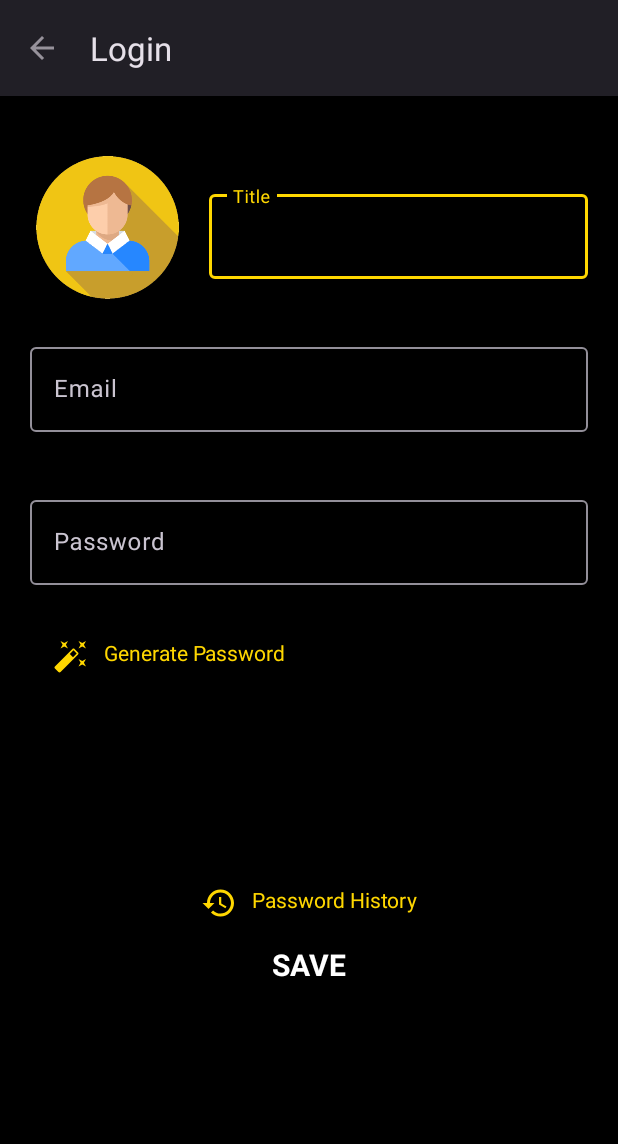
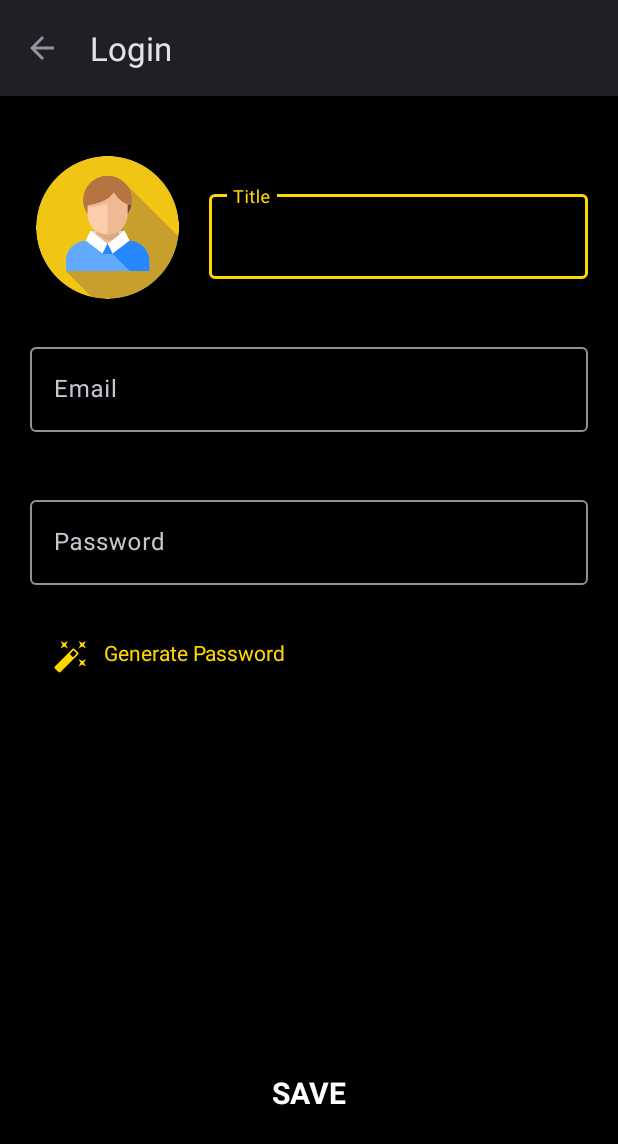
Before and after one commit to AbdelTriX/PasswordManager, an Android app: the New_Item_Activity screen opened directly, with no data from a screen before it, after a tap on "Login", on a phone screen of 412 x 824 dp. Shown: the top 1144 px of the screen. Run offline under Robolectric (Android 15) with nearby library versions, the phone set to English and light mode, and no system bars; Roboto replaces fonts that are not available here.

Commit message:
Database bug fixed + Change location History Password.

```diff
--- a/app/src/main/AndroidManifest.xml
+++ b/app/src/main/AndroidManifest.xml
@@ -13,6 +13,7 @@
         tools:targetApi="31">
         <activity
             android:name=".SQLiteDatabase.HistoryPassword.History_Password"
+            android:parentActivityName=".New_Item_Activity"
             android:exported="false" />
         <activity
             android:name=".SQLiteDatabase.Updates.NoteUpdate"
--- a/app/src/main/java/com/example/passwordmanager/New_Item_Activity.java
+++ b/app/src/main/java/com/example/passwordmanager/New_Item_Activity.java
@@ -17,17 +17,32 @@ import android.widget.ListView;
 import android.widget.TextView;
 import android.widget.Toast;
 
+import com.example.passwordmanager.SQLiteDatabase.HistoryPassword.History_Password;
+
 public class    New_Item_Activity extends AppCompatActivity {
 
     ListView listView;
     String mTitle[] = {"Login", "Credit Card", "Note"};
     int image[] = {R.drawable.login, R.drawable.creditcard, R.drawable.note};
-    TextView cancel ;
+    TextView cancel, passwordH ;
 
     @Override
     protected void onCreate(Bundle savedInstanceState) {
         super.onCreate(savedInstanceState);
         setContentView(R.layout.activity_new_item);
+
+        getSupportActionBar().setTitle("Add New Item");
+        getSupportActionBar().setDisplayHomeAsUpEnabled(true);
+
+        passwordH = findViewById(R.id.passwordH);
+        passwordH.setOnClickListener(new View.OnClickListener() {
+            @Override
+            public void onClick(View v) {
+                Intent intent = new Intent(getApplicationContext(), History_Password.class);
+                startActivity(intent);
+                finish();
+            }
+        });
 
         cancel = findViewById(R.id.cancel);
         cancel.setOnClickListener(new View.OnClickListener() {
@@ -40,8 +55,7 @@ public class    New_Item_Activity extends AppCompatActivity {
         });
 
         //action bar add or remove
-        getSupportActionBar().setTitle("Add New Item");
-        getSupportActionBar().setDisplayHomeAsUpEnabled(true);
+
 
         listView = findViewById(R.id.listview);
 
--- a/app/src/main/java/com/example/passwordmanager/SQLiteDatabase/PASMAN_Database.java
+++ b/app/src/main/java/com/example/passwordmanager/SQLiteDatabase/PASMAN_Database.java
@@ -258,8 +258,8 @@ public class PASMAN_Database extends SQLiteOpenHelper {
         ///////////////////////// For reset /////////////////////////////////
         public void resetAllTables () {
             SQLiteDatabase db = getWritableDatabase();
-            db.execSQL("DROP TABLE IF EXISTS card");
-            db.execSQL("CREATE TABLE credit_card (id INTEGER PRIMARY KEY AUTOINCREMENT, title TEXT, cardNumber INTEGER, Type TEXT, cardHolder TEXT, expiry TEXT, cvc INTEGER, pin INTEGER )");
+            db.execSQL("DROP TABLE IF EXISTS login");
+            db.execSQL("CREATE TABLE login (id INTEGER PRIMARY KEY AUTOINCREMENT,title TEXT, email TEXT, password TEXT, time TIMESTAMP DEFAULT CURRENT_TIMESTAMP)");
 
             db.execSQL("DROP TABLE IF EXISTS credit_card");
             db.execSQL("CREATE TABLE credit_card (id INTEGER PRIMARY KEY AUTOINCREMENT, title TEXT, cardNumber INTEGER, type TEXT, cardHolder TEXT, expiry TEXT, cvc INTEGER, pin INTEGER, time TIMESTAMP DEFAULT CURRENT_TIMESTAMP)");
@@ -268,7 +268,7 @@ public class PASMAN_Database extends SQLiteOpenHelper {
             db.execSQL("CREATE TABLE note (id INTEGER PRIMARY KEY AUTOINCREMENT, title TEXT, description TEXT, time TIMESTAMP DEFAULT CURRENT_TIMESTAMP)");
 
             db.execSQL("DROP TABLE IF EXISTS historyPassword");
-            db.execSQL("CREATE TABLE historyPassword (id INTEGER PRIMARY KEY AUTOINCREMENT, password TEXT)");
+            db.execSQL("CREATE TABLE history_password (id INTEGER PRIMARY KEY AUTOINCREMENT, password TEXT, time TIMESTAMP DEFAULT CURRENT_TIMESTAMP)");
 
             db.close();
         }
--- a/app/src/main/java/com/example/passwordmanager/Select_Login.java
+++ b/app/src/main/java/com/example/passwordmanager/Select_Login.java
@@ -21,7 +21,7 @@ import java.util.Objects;
 public class Select_Login extends AppCompatActivity {
 
     TextInputEditText emailEt, passwordEt, titleEt;
-    TextView save, generatePassword, passwordH;
+    TextView save, generatePassword;
     private SharedPreferences preferences;
     private PASMAN_Database pasmanDatabase;
 
@@ -38,7 +38,6 @@ public class Select_Login extends AppCompatActivity {
         titleEt = findViewById(R.id.titleEt);
         save = findViewById(R.id.save);
         generatePassword = findViewById(R.id.generatePasswordDialog);
-        passwordH = findViewById(R.id.passwordH);
 
 
 
@@ -55,16 +54,6 @@ public class Select_Login extends AppCompatActivity {
             }
         });
 
-        passwordH.setOnClickListener(new View.OnClickListener() {
-            @Override
-            public void onClick(View v) {
-                Intent intent = new Intent(getApplicationContext(), History_Password.class);
-                startActivity(intent);
-                finish();
-            }
-        });
-
-
 
         /////////////////////////// Insert Data in SQLite Database /////////////////////////////////////
 
@@ -80,19 +69,20 @@ public class Select_Login extends AppCompatActivity {
                 Toast.makeText(Select_Login.this, result, Toast.LENGTH_SHORT).show();
 
                 if (result.equals("Insert Succesfully")) {
+                    pasmanDatabase.addPasswordHistory(password);
+
+
                     titleEt.setText("");
                     emailEt.setText("");
                     passwordEt.setText("");
 
                     // ADD TO HISTORY PASSWORD
-                    pasmanDatabase.addPasswordHistory(password);
 
                     Intent intent = new Intent(getApplicationContext(), Accueil.class);
                     startActivity(intent);
                     finish();
 
                 }
-                pasmanDatabase.resetAllTables();
             }
         });
     }
--- a/app/src/main/res/layout/activity_select_login.xml
+++ b/app/src/main/res/layout/activity_select_login.xml
@@ -1,12 +1,17 @@
 <?xml version="1.0" encoding="utf-8"?>
-<LinearLayout xmlns:android="http://schemas.android.com/apk/res/android"
+<ScrollView xmlns:android="http://schemas.android.com/apk/res/android"
     xmlns:app="http://schemas.android.com/apk/res-auto"
     xmlns:tools="http://schemas.android.com/tools"
     android:layout_width="match_parent"
     android:layout_height="match_parent"
-    android:orientation="vertical"
     android:background="@color/black"
     tools:context=".Select_Login">
+
+    <LinearLayout
+        android:layout_width="match_parent"
+        android:layout_height="match_parent"
+        android:background="@color/black"
+        android:orientation="vertical">
 
         <LinearLayout
             android:layout_width="match_parent"
@@ -102,28 +107,17 @@
             </com.google.android.material.textfield.TextInputLayout>
             -->
 
-    <TextView
-        android:id="@+id/passwordH"
-        android:layout_width="wrap_content"
-        android:layout_height="wrap_content"
-        android:drawableStart="@drawable/ic_history"
-        android:text="Password History"
-        android:textColor="@color/yellow"
-        android:layout_gravity="center"
-        android:layout_marginTop="110dp"
-        android:drawablePadding="10dp"
-        android:padding="15dp"/>
-
 
         <TextView
             android:id="@+id/save"
             android:layout_width="wrap_content"
             android:layout_height="wrap_content"
             android:text="SAVE"
+            android:layout_marginTop="250dp"
             android:textStyle="bold"
             android:textColor="@color/white"
             android:layout_gravity="bottom|center"
-        android:layout_marginBottom="32dp"
             android:textSize="20dp"/>
+    </LinearLayout>
 
-</LinearLayout>
+</ScrollView>
--- a/app/src/main/res/layout/item_history_activity.xml
+++ b/app/src/main/res/layout/item_history_activity.xml
@@ -4,7 +4,7 @@
     android:layout_height="wrap_content"
     xmlns:app="http://schemas.android.com/apk/res-auto"
     android:elevation="5sp"
-    android:layout_margin="5sp"
+    android:layout_margin="10sp"
     android:background="@color/black"
     android:gravity="center">
 
```
Also changed, not shown: app/src/main/java/com/example/passwordmanager/Fragment_Home.java (+18 -0 lines), app/src/main/java/com/example/passwordmanager/SQLiteDatabase/Updates/LoginUpdate.java (+1 -11 lines), app/src/main/res/layout/activity_login_update.xml (+9 -15 lines), app/src/main/res/layout/activity_new_item.xml (+14 -2 lines), app/src/main/res/layout/activity_select_note.xml (+8 -3 lines). Lines whose indentation alone changed are shown as unchanged.
